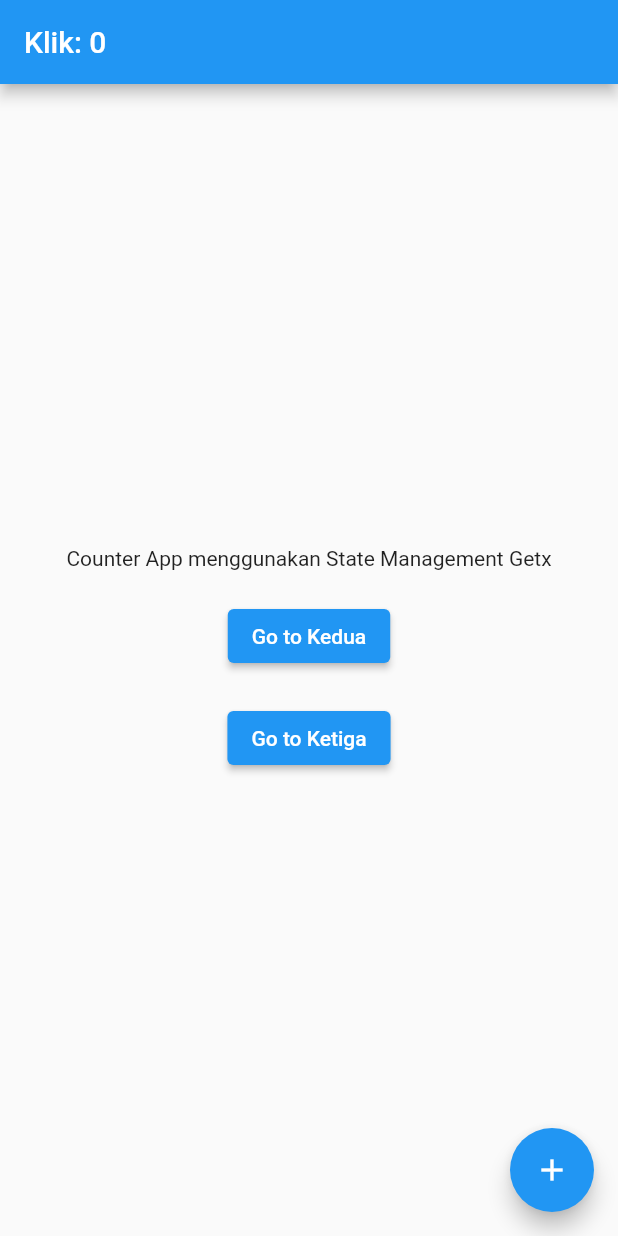
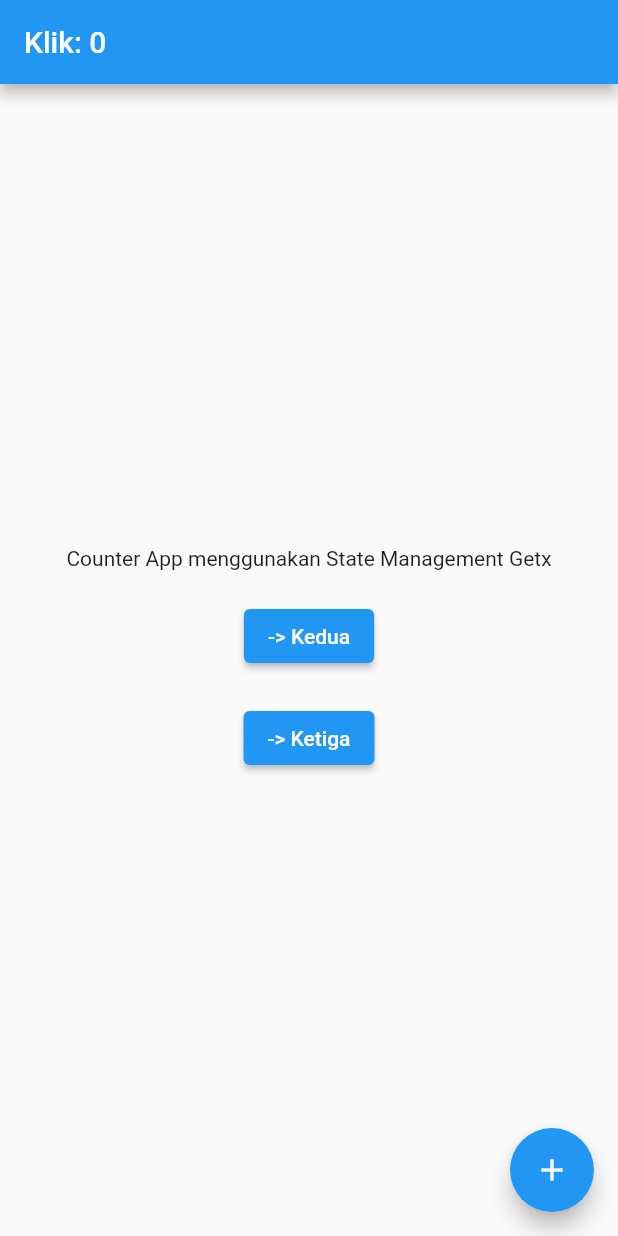
Before and after one commit to tribber93/tugas_flutter, a Flutter app: the screen it shows after launch, on a phone screen of 412 x 824 dp. Run offline on Flutter 3.47's test engine with Material 2 defaults, Android fonts, the light colour scheme and no system bars; our stand-ins replace get.

Commit message:
Counter App menggunakan State Management Getx

```diff
--- a/lib/state_getx.dart
+++ b/lib/state_getx.dart
@@ -30,11 +30,11 @@ class Home extends StatelessWidget {
               const Text('Counter App menggunakan State Management Getx'),
               const SizedBox(height: 20),
               ElevatedButton(
-                  child: const Text("Go to Kedua"),
+                  child: const Text("-> Kedua"),
                   onPressed: () => Get.to(Kedua())),
               const SizedBox(height: 20),
               ElevatedButton(
-                  child: const Text("Go to Ketiga"),
+                  child: const Text("-> Ketiga"),
                   onPressed: () => Get.to(Ketiga())),
             ],
           ),
```
